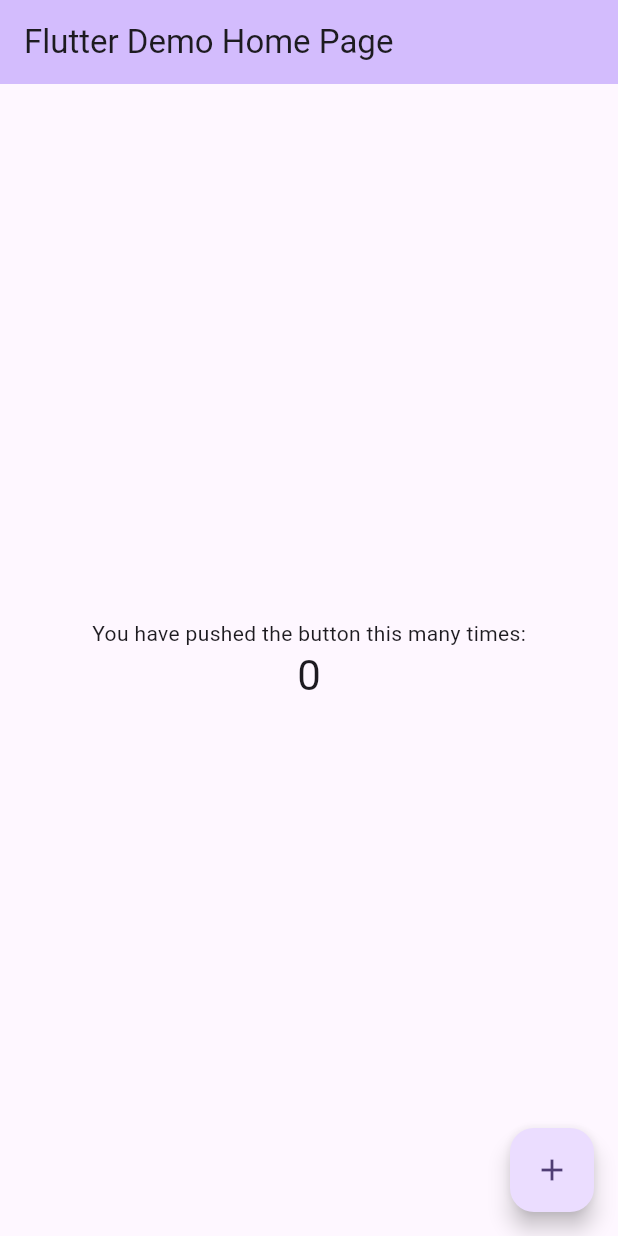
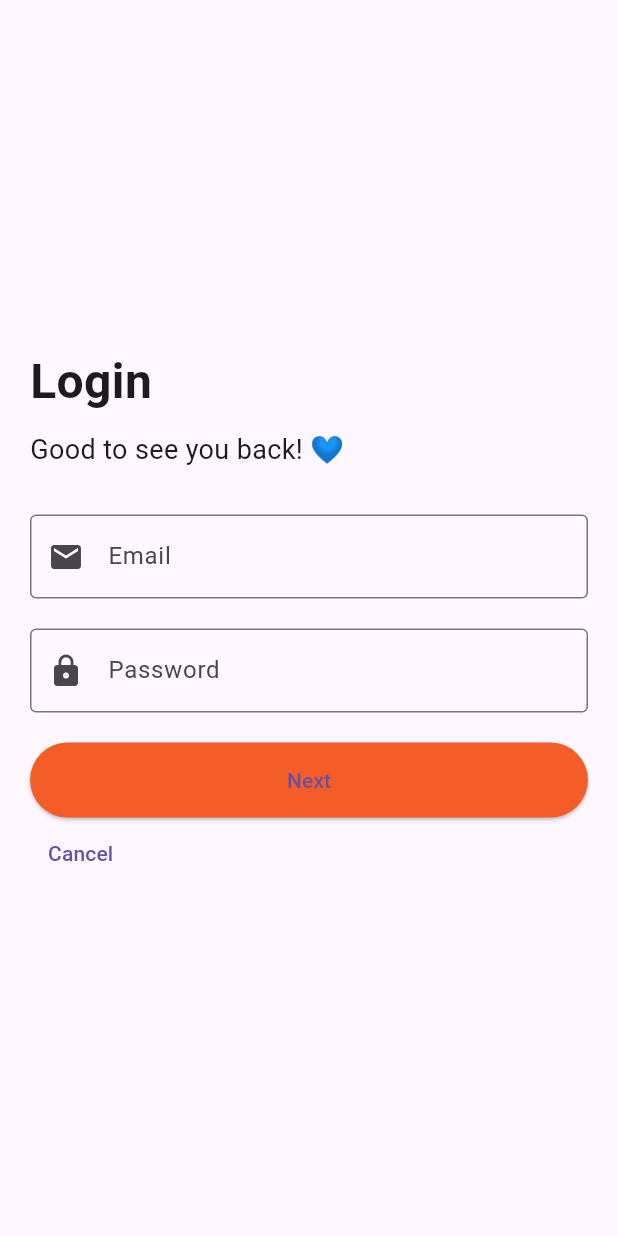
Before and after one commit to AlanXavier98/testeAltForce, a Flutter app: the screen it shows after launch, on a phone screen of 412 x 824 dp. Run offline on Flutter 3.47's test engine with Material 3 defaults, Android fonts, the phone set to English and light mode, and no system bars; our stand-ins replace flutter_modular, get.

Commit message:
organizacao_projeto

```diff
--- /dev/null
+++ b/lib/app_module.dart
@@ -0,0 +1,12 @@
+import 'package:flutter_modular/flutter_modular.dart';
+import 'package:online_store/views/login_screen.dart';
+
+class AppModule extends Module {
+  @override
+  void binds(i) {}
+
+  @override
+  void routes(r) {
+    r.child('/', child: (context) => LoginScreen());
+  }
+}
--- /dev/null
+++ b/lib/app_widget.dart
@@ -0,0 +1,16 @@
+import 'package:flutter/material.dart';
+import 'package:flutter_modular/flutter_modular.dart';
+
+class AppWidget extends StatelessWidget {
+  @override
+  Widget build(BuildContext context) {
+    return MaterialApp.router(
+      title: 'Online Store',
+      theme: ThemeData(
+        primarySwatch: Colors.blue,
+      ),
+      routeInformationParser: Modular.routeInformationParser,
+      routerDelegate: Modular.routerDelegate,
+    );
+  }
+}
--- /dev/null
+++ b/lib/controllers/login_controller.dart
@@ -0,0 +1,30 @@
+import 'package:flutter/material.dart';
+import 'package:get/get.dart';
+
+class LoginController extends GetxController {
+  final TextEditingController emailController = TextEditingController();
+  final TextEditingController passwordController = TextEditingController();
+
+  void login() {
+    String email = emailController.text;
+    String password = passwordController.text;
+
+    if (email.isEmpty || password.isEmpty) {
+      Get.snackbar(
+        'Error',
+        'Please enter your email and password',
+        snackPosition: SnackPosition.BOTTOM,
+      );
+      return;
+    }
+
+    // Aqui você pode adicionar a lógica de autenticação com sua API
+  }
+
+  @override
+  void onClose() {
+    emailController.dispose();
+    passwordController.dispose();
+    super.onClose();
+  }
+}
--- a/lib/main.dart
+++ b/lib/main.dart
@@ -1,125 +1,8 @@
 import 'package:flutter/material.dart';
+import 'package:flutter_modular/flutter_modular.dart';
+import 'app_module.dart';
+import 'app_widget.dart';
 
 void main() {
-  runApp(const MyApp());
+  runApp(ModularApp(module: AppModule(), child: AppWidget()));
 }
-
-class MyApp extends StatelessWidget {
-  const MyApp({super.key});
-
-  // This widget is the root of your application.
-  @override
-  Widget build(BuildContext context) {
-    return MaterialApp(
-      title: 'Flutter Demo',
-      theme: ThemeData(
-        // This is the theme of your application.
-        //
-        // TRY THIS: Try running your application with "flutter run". You'll see
-        // the application has a purple toolbar. Then, without quitting the app,
-        // try changing the seedColor in the colorScheme below to Colors.green
-        // and then invoke "hot reload" (save your changes or press the "hot
-        // reload" button in a Flutter-supported IDE, or press "r" if you used
-        // the command line to start the app).
-        //
-        // Notice that the counter didn't reset back to zero; the application
-        // state is not lost during the reload. To reset the state, use hot
-        // restart instead.
-        //
-        // This works for code too, not just values: Most code changes can be
-        // tested with just a hot reload.
-        colorScheme: ColorScheme.fromSeed(seedColor: Colors.deepPurple),
-        useMaterial3: true,
-      ),
-      home: const MyHomePage(title: 'Flutter Demo Home Page'),
-    );
-  }
-}
-
-class MyHomePage extends StatefulWidget {
-  const MyHomePage({super.key, required this.title});
-
-  // This widget is the home page of your application. It is stateful, meaning
-  // that it has a State object (defined below) that contains fields that affect
-  // how it looks.
-
-  // This class is the configuration for the state. It holds the values (in this
-  // case the title) provided by the parent (in this case the App widget) and
-  // used by the build method of the State. Fields in a Widget subclass are
-  // always marked "final".
-
-  final String title;
-
-  @override
-  State<MyHomePage> createState() => _MyHomePageState();
-}
-
-class _MyHomePageState extends State<MyHomePage> {
-  int _counter = 0;
-
-  void _incrementCounter() {
-    setState(() {
-      // This call to setState tells the Flutter framework that something has
-      // changed in this State, which causes it to rerun the build method below
-      // so that the display can reflect the updated values. If we changed
-      // _counter without calling setState(), then the build method would not be
-      // called again, and so nothing would appear to happen.
-      _counter++;
-    });
-  }
-
-  @override
-  Widget build(BuildContext context) {
-    // This method is rerun every time setState is called, for instance as done
-    // by the _incrementCounter method above.
-    //
-    // The Flutter framework has been optimized to make rerunning build methods
-    // fast, so that you can just rebuild anything that needs updating rather
-    // than having to individually change instances of widgets.
-    return Scaffold(
-      appBar: AppBar(
-        // TRY THIS: Try changing the color here to a specific color (to
-        // Colors.amber, perhaps?) and trigger a hot reload to see the AppBar
-        // change color while the other colors stay the same.
-        backgroundColor: Theme.of(context).colorScheme.inversePrimary,
-        // Here we take the value from the MyHomePage object that was created by
-        // the App.build method, and use it to set our appbar title.
-        title: Text(widget.title),
-      ),
-      body: Center(
-        // Center is a layout widget. It takes a single child and positions it
-        // in the middle of the parent.
-        child: Column(
-          // Column is also a layout widget. It takes a list of children and
-          // arranges them vertically. By default, it sizes itself to fit its
-          // children horizontally, and tries to be as tall as its parent.
-          //
-          // Column has various properties to control how it sizes itself and
-          // how it positions its children. Here we use mainAxisAlignment to
-          // center the children vertically; the main axis here is the vertical
-          // axis because Columns are vertical (the cross axis would be
-          // horizontal).
-          //
-          // TRY THIS: Invoke "debug painting" (choose the "Toggle Debug Paint"
-          // action in the IDE, or press "p" in the console), to see the
-          // wireframe for each widget.
-          mainAxisAlignment: MainAxisAlignment.center,
-          children: <Widget>[
-            const Text(
-              'You have pushed the button this many times:',
-            ),
-            Text(
-              '$_counter',
-              style: Theme.of(context).textTheme.headlineMedium,
-            ),
-          ],
-        ),
-      ),
-      floatingActionButton: FloatingActionButton(
-        onPressed: _incrementCounter,
-        tooltip: 'Increment',
-        child: const Icon(Icons.add),
-      ), // This trailing comma makes auto-formatting nicer for build methods.
-    );
-  }
-}
--- /dev/null
+++ b/lib/views/login_screen.dart
@@ -0,0 +1,65 @@
+import 'package:flutter/material.dart';
+import 'package:get/get.dart';
+import 'package:online_store/controllers/login_controller.dart';
+
+class LoginScreen extends StatelessWidget {
+  final LoginController controller = Get.put(LoginController());
+
+  @override
+  Widget build(BuildContext context) {
+    return Scaffold(
+      body: Padding(
+        padding: const EdgeInsets.symmetric(horizontal: 20.0),
+        child: Column(
+          mainAxisAlignment: MainAxisAlignment.center,
+          crossAxisAlignment: CrossAxisAlignment.start,
+          children: [
+            Text(
+              'Login',
+              style: TextStyle(fontSize: 32, fontWeight: FontWeight.bold),
+            ),
+            SizedBox(height: 10),
+            Text(
+              'Good to see you back! 💙',
+              style: TextStyle(fontSize: 18),
+            ),
+            SizedBox(height: 30),
+            TextField(
+              controller: controller.emailController,
+              decoration: InputDecoration(
+                labelText: 'Email',
+                border: OutlineInputBorder(),
+                prefixIcon: Icon(Icons.email),
+              ),
+            ),
+            SizedBox(height: 20),
+            TextField(
+              controller: controller.passwordController,
+              obscureText: true,
+              decoration: InputDecoration(
+                labelText: 'Password',
+                border: OutlineInputBorder(),
+                prefixIcon: Icon(Icons.lock),
+              ),
+            ),
+            SizedBox(height: 20),
+            ElevatedButton(
+              onPressed: controller.login,
+              child: Text('Next'),
+              style: ButtonStyle(
+                backgroundColor:
+                    MaterialStateProperty.all<Color>(Color(0xFFf45d27)),
+                minimumSize:
+                    MaterialStateProperty.all<Size>(Size(double.infinity, 50)),
+              ),
+            ),
+            TextButton(
+              onPressed: () {},
+              child: Text('Cancel'),
+            ),
+          ],
+        ),
+      ),
+    );
+  }
+}
--- a/pubspec.yaml
+++ b/pubspec.yaml
@@ -35,6 +35,9 @@ dependencies:
   # The following adds the Cupertino Icons font to your application.
   # Use with the CupertinoIcons class for iOS style icons.
   cupertino_icons: ^1.0.6
+  flutter_modular: ^6.3.4
+  get: ^4.6.6
+  dio: ^5.5.0+1
 
 dev_dependencies:
   flutter_test:
```
Also changed, not shown: lib/models/teste_model.dart (added), lib/repositories/teste_repo.dart (added), lib/services/teste_services.dart (added), lib/widgets/input_login_widget.dart (added), pubspec.lock.
